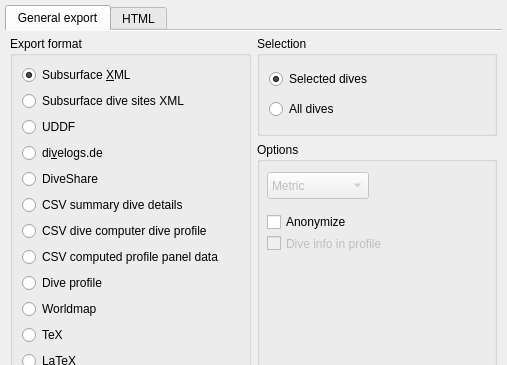
This is desktop-widgets/divelogexportdialog.ui in subsurface/subsurface as Qt 5 draws it before an edit; both pictures show x 0 to 507 and y 0 to 365 of the 507 by 556 pixel window. The edited form follows.
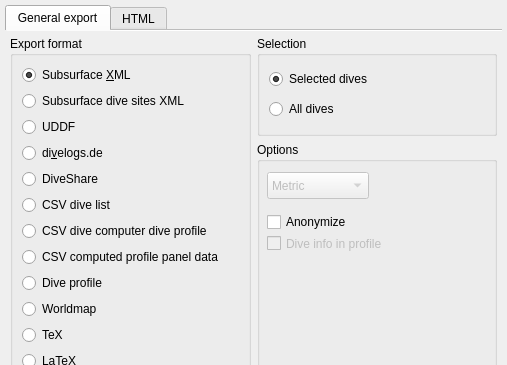
This is the edited form. Icons and pictures are not drawn.

What changed in the file:
```diff
--- a/desktop-widgets/divelogexportdialog.ui
+++ b/desktop-widgets/divelogexportdialog.ui
@@ -273,7 +273,7 @@
           <item>
            <widget class="QRadioButton" name="exportCSVDetails">
             <property name="text">
-             <string>CSV summary dive details</string>
+             <string>CSV dive list</string>
             </property>
             <attribute name="buttonGroup">
              <string notr="true">exportGroup</string>
```
Left out of the diff: 18 changed lines with no effect on the pictures.
